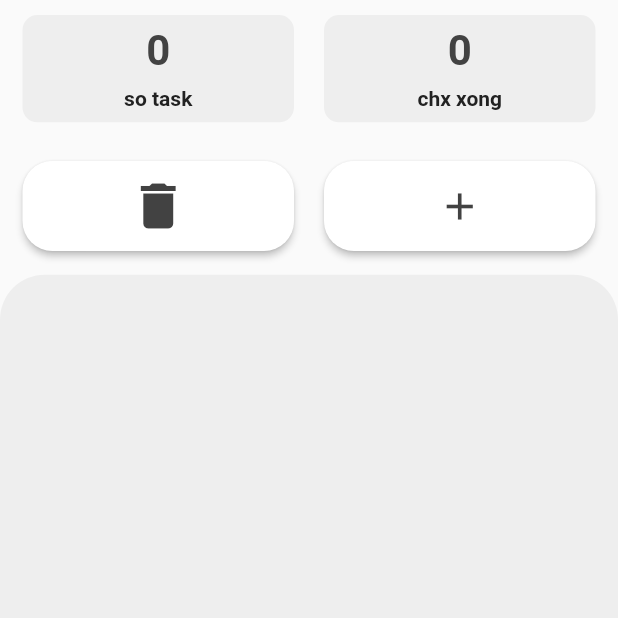
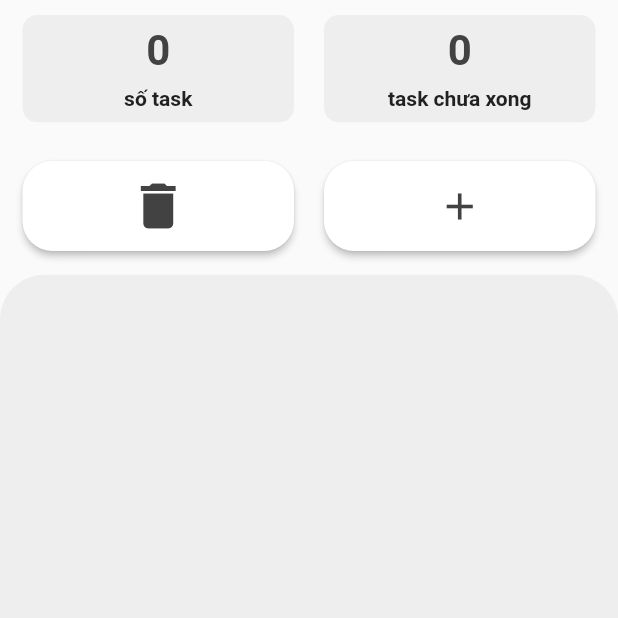
Before and after one commit to luunguyentankhai/focus_app, a Flutter app: the screen it shows after launch, on a phone screen of 412 x 824 dp, the top half of it. Run offline on Flutter 3.47's test engine with Material 2 defaults, Android fonts, the phone set to English and light mode, and no system bars.

Commit message:
sửa chữ

```diff
--- a/lib/views/task_info_view.dart
+++ b/lib/views/task_info_view.dart
@@ -40,7 +40,7 @@ class TaskInfoView extends StatelessWidget {
                           alignment: Alignment.topCenter,
                           child: FittedBox(
                             child: Text(
-                              'so task',
+                              'số task',
                               style: TextStyle(
                                   color: viewModel.clrLv4,
                                   fontWeight: FontWeight.w600),
@@ -80,7 +80,7 @@ class TaskInfoView extends StatelessWidget {
                           alignment: Alignment.topCenter,
                           child: FittedBox(
                             child: Text(
-                              'chx xong',
+                              'task chưa xong',
                               style: TextStyle(
                                   color: viewModel.clrLv4,
                                   fontWeight: FontWeight.w600),
```
